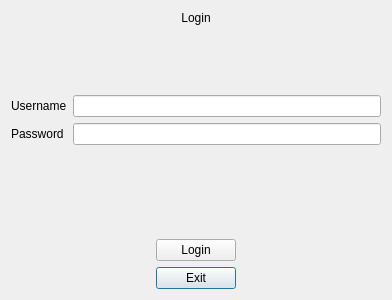
amos830/ProjectOOP, file QtGuiApplicationproject/QTLoginWindow.ui: the form before one commit.
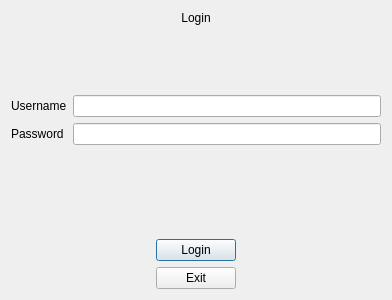
The form after the commit.

Commit message: Added Keyboard control to Login Menu

```diff
--- a/QtGuiApplicationproject/QTLoginWindow.ui
+++ b/QtGuiApplicationproject/QTLoginWindow.ui
@@ -121,6 +121,12 @@
        <property name="text">
         <string>Exit</string>
        </property>
+       <property name="autoDefault">
+        <bool>false</bool>
+       </property>
+       <property name="flat">
+        <bool>false</bool>
+       </property>
       </widget>
      </item>
      <item row="0" column="1">
```
The commit also changes 3 other files.
